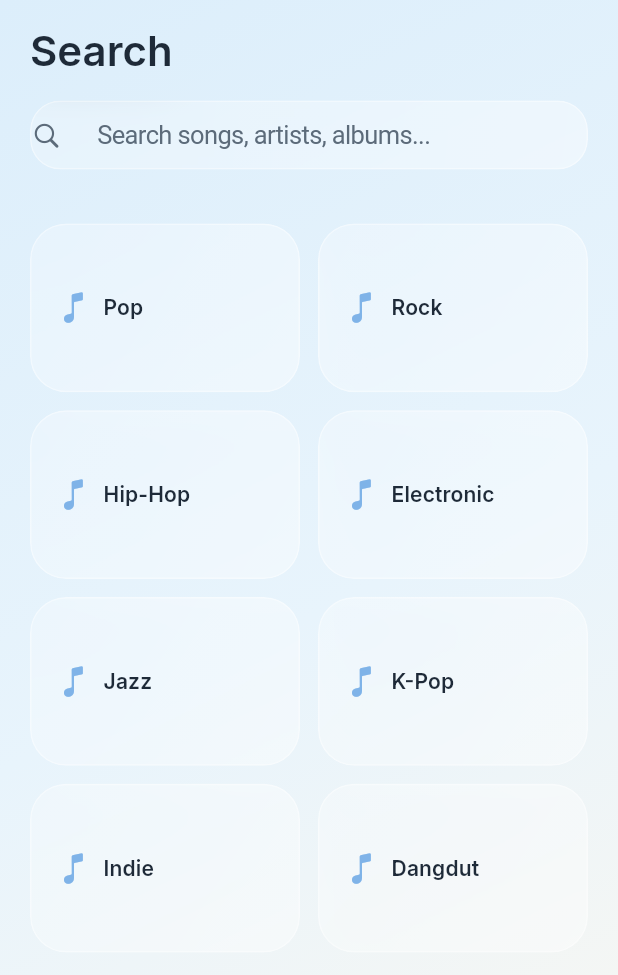
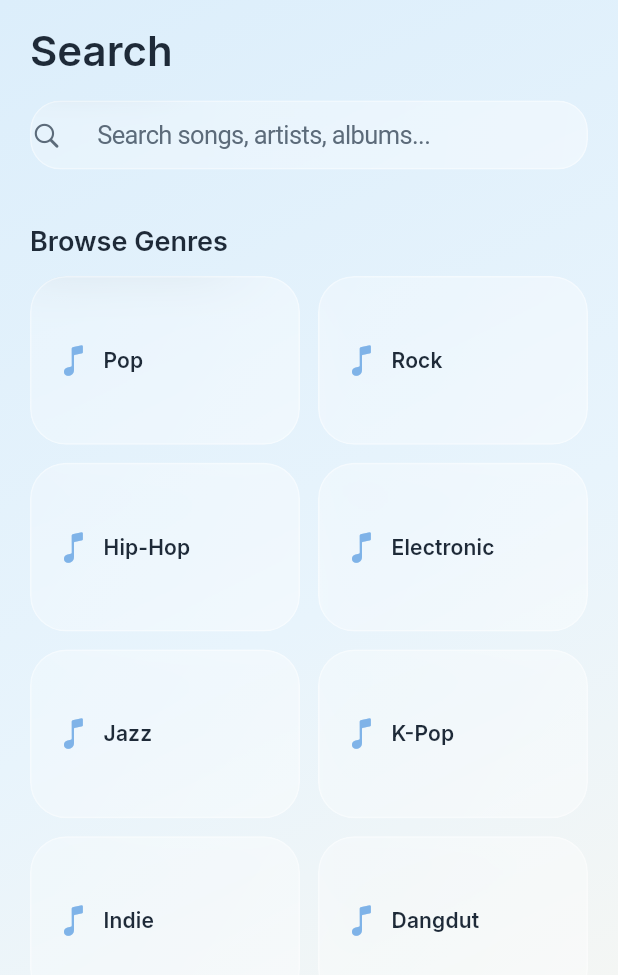
Before and after one commit to hamulta/Rakyzu-Music, a Flutter app: the SearchTab screen opened directly, on a phone screen of 412 x 824 dp. Shown: the top 975 px of the screen. Run offline on Flutter 3.47's test engine with Material 3 defaults, Android fonts, the light colour scheme and no system bars; our stand-ins replace audio_service, dio, file_picker, flutter_dotenv, flutter_riverpod, go_router and 3 more; accounts and stored records are empty; project files that could hold a hidden picture were left out.

Commit message:
Version: 0.4.3 — Search History (local storage, suggestion chips, clear)
- SearchHistoryService using SharedPreferences (max 20 items)
- Search history shown as suggestion chips when search bar is empty
- Tap chip to re-run search
- Clear history button
- History saved on each search query (deduped, most recent first)
- 0 analyze errors, 37 tests pass

```diff
--- a/lib/features/main/presentation/tabs/search_tab.dart
+++ b/lib/features/main/presentation/tabs/search_tab.dart
@@ -12,9 +12,23 @@ import '../../../catalog/models/album.dart';
 import '../../../catalog/models/artist.dart';
 import '../../../catalog/models/song.dart';
 import '../../../catalog/providers/catalog_providers.dart';
+import '../../../search/data/search_history_service.dart';
+
+/// Search history service provider (singleton).
+final searchHistoryServiceProvider = Provider<SearchHistoryService>((ref) {
+  return SearchHistoryService();
+});
+
+/// Search history state provider.
+final searchHistoryProvider =
+    FutureProvider.autoDispose<List<String>>((ref) async {
+  final service = ref.watch(searchHistoryServiceProvider);
+  return service.getHistory();
+});
 
 /// Search tab with real-time as-you-type query to Supabase (debounced ~400ms).
 /// Results are displayed in tabs: Songs, Artists, Albums, Playlists.
+/// Search history is shown as suggestion chips when the bar is empty.
 class SearchTab extends ConsumerStatefulWidget {
   const SearchTab({super.key});
 
@@ -77,6 +91,11 @@ class _SearchTabState extends ConsumerState<SearchTab>
 
     setState(() => _isLoading = true);
 
+    // Save to history.
+    final historyService = ref.read(searchHistoryServiceProvider);
+    await historyService.addQuery(query);
+    ref.invalidate(searchHistoryProvider);
+
     final repo = ref.read(catalogRepositoryProvider);
     try {
       final results = await Future.wait([
@@ -99,6 +118,11 @@ class _SearchTabState extends ConsumerState<SearchTab>
       if (!mounted) return;
       setState(() => _isLoading = false);
     }
+  }
+
+  void _onHistoryTap(String query) {
+    _controller.text = query;
+    _onSearchChanged(query);
   }
 
   @override
@@ -181,10 +205,113 @@ class _SearchTabState extends ConsumerState<SearchTab>
     }
 
     if (_query.isEmpty) {
-      return const _GenreGrid();
+      return const _SearchIdleView();
     }
 
     return const _SearchEmptyState();
+  }
+}
+
+// =============================================================================
+// SEARCH IDLE VIEW (genre grid + history chips)
+// =============================================================================
+
+class _SearchIdleView extends ConsumerWidget {
+  const _SearchIdleView();
+
+  @override
+  Widget build(BuildContext context, WidgetRef ref) {
+    final historyAsync = ref.watch(searchHistoryProvider);
+
+    return ListView(
+      padding: const EdgeInsets.all(20),
+      children: [
+        // Search history chips.
+        historyAsync.when(
+          data: (history) {
+            if (history.isEmpty) return const SizedBox.shrink();
+            return Column(
+              crossAxisAlignment: CrossAxisAlignment.start,
+              children: [
+                Row(
+                  children: [
+                    const Icon(CupertinoIcons.clock,
+                        size: 16, color: AppColors.textSecondary),
+                    const SizedBox(width: 6),
+                    Text(
+                      'Recent Searches',
+                      style: Theme.of(context).textTheme.titleSmall?.copyWith(
+                            color: AppColors.textSecondary,
+                          ),
+                    ),
+                    const Spacer(),
+                    GestureDetector(
+                      onTap: () async {
+                        final service = ref.read(searchHistoryServiceProvider);
+                        await service.clearHistory();
+                        ref.invalidate(searchHistoryProvider);
+                      },
+                      child: const Text(
+                        'Clear',
+                        style: TextStyle(
+                          fontSize: 12,
+                          color: AppColors.azureMistDeep,
+                        ),
+                      ),
+                    ),
+                  ],
+                ),
+                const SizedBox(height: 8),
+                Wrap(
+                  spacing: 8,
+                  runSpacing: 8,
+                  children: [
+                    for (final query in history.take(8))
+                      GestureDetector(
+                        onTap: () {
+                          // Find the SearchTabState and call _onHistoryTap.
+                          final state = context
+                              .findAncestorStateOfType<_SearchTabState>();
+                          state?._onHistoryTap(query);
+                        },
+                        child: Container(
+                          padding: const EdgeInsets.symmetric(
+                              horizontal: 12, vertical: 6),
+                          decoration: BoxDecoration(
+                            color: AppColors.textSecondary.withOpacity(0.1),
+                            borderRadius: BorderRadius.circular(16),
+                            border: Border.all(
+                              color: AppColors.textSecondary.withOpacity(0.2),
+                            ),
+                          ),
+                          child: Text(
+                            query,
+                            style: const TextStyle(
+                              fontSize: 13,
+                              color: AppColors.textPrimary,
+                            ),
+                          ),
+                        ),
+                      ),
+                  ],
+                ),
+                const SizedBox(height: 20),
+              ],
+            );
+          },
+          loading: () => const SizedBox.shrink(),
+          error: (_, __) => const SizedBox.shrink(),
+        ),
+
+        // Genre grid.
+        Text(
+          'Browse Genres',
+          style: Theme.of(context).textTheme.titleLarge,
+        ),
+        const SizedBox(height: 12),
+        const _GenreGrid(),
+      ],
+    );
   }
 }
 
@@ -257,8 +384,9 @@ class _ArtistsTab extends StatelessWidget {
 
   @override
   Widget build(BuildContext context) {
-    if (artists.isEmpty)
+    if (artists.isEmpty) {
       return const _TabEmptyState(message: 'No artists found');
+    }
 
     return GridView.builder(
       padding: const EdgeInsets.all(20),
@@ -282,7 +410,9 @@ class _AlbumsTab extends StatelessWidget {
 
   @override
   Widget build(BuildContext context) {
-    if (albums.isEmpty) return const _TabEmptyState(message: 'No albums found');
+    if (albums.isEmpty) {
+      return const _TabEmptyState(message: 'No albums found');
+    }
 
     return GridView.builder(
       padding: const EdgeInsets.all(20),
@@ -319,7 +449,7 @@ class _PlaylistsTab extends StatelessWidget {
 }
 
 // =============================================================================
-// GENRE GRID (shown when search bar is empty)
+// GENRE GRID
 // =============================================================================
 
 class _GenreGrid extends StatelessWidget {
@@ -339,7 +469,8 @@ class _GenreGrid extends StatelessWidget {
   @override
   Widget build(BuildContext context) {
     return GridView.builder(
-      padding: const EdgeInsets.all(20),
+      shrinkWrap: true,
+      physics: const NeverScrollableScrollPhysics(),
       gridDelegate: const SliverGridDelegateWithFixedCrossAxisCount(
         crossAxisCount: 2,
         mainAxisSpacing: 12,
```
Also changed, not shown: lib/features/search/data/search_history_service.dart (added, +53 -0 lines).
